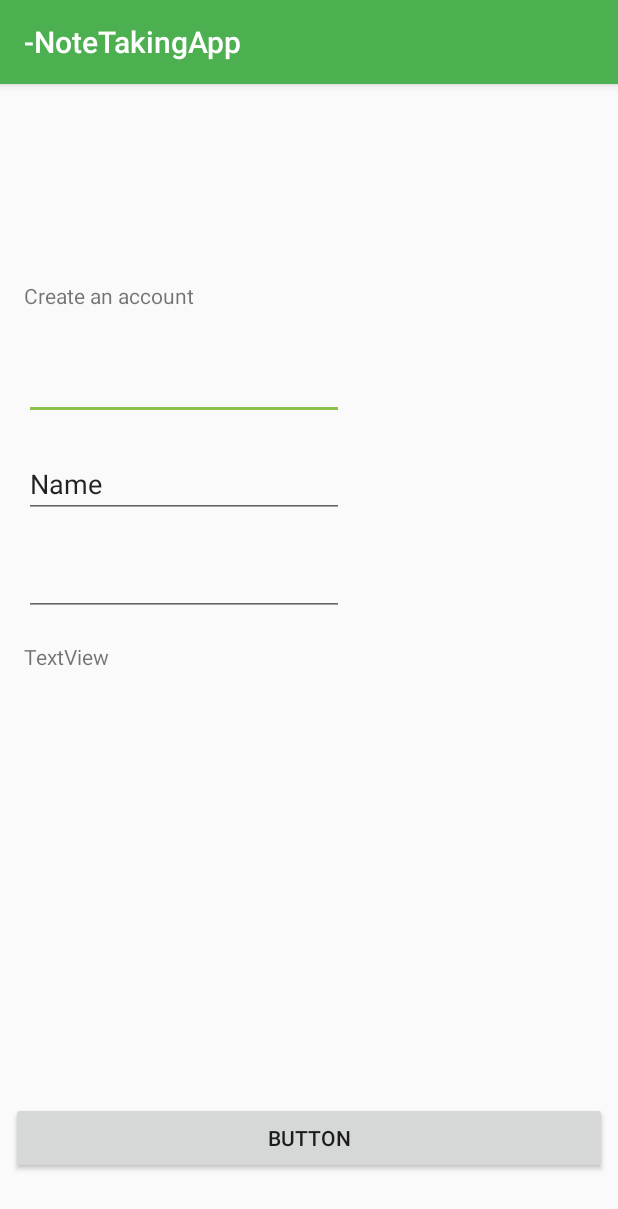
After one commit to tkNbgL/broccoli-noteTaking, an Android app: the SignupPage screen opened directly, with no data from a screen before it, on a phone screen of 412 x 824 dp. The commit adds this screen. Shown: the top 1209 px of the screen. Run offline under Robolectric (Android 15) with nearby library versions, the phone set to English and light mode, and no system bars.

Commit message:
creating of activities

```diff
--- a/app/build.gradle
+++ b/app/build.gradle
@@ -22,6 +22,7 @@ dependencies {
     implementation fileTree(dir: 'libs', include: ['*.jar'])
     implementation 'com.android.support:appcompat-v7:28.0.0'
     implementation 'com.android.support.constraint:constraint-layout:1.1.3'
+    implementation 'com.android.support:support-v4:28.0.0'
     testImplementation 'junit:junit:4.12'
     androidTestImplementation 'com.android.support.test:runner:1.0.2'
     androidTestImplementation 'com.android.support.test.espresso:espresso-core:3.0.2'
--- /dev/null
+++ b/app/src/main/java/com/tk/takenoteapp/SignupPage.java
@@ -0,0 +1,13 @@
+package com.tk.takenoteapp;
+
+import android.support.v7.app.AppCompatActivity;
+import android.os.Bundle;
+
+public class SignupPage extends AppCompatActivity {
+
+    @Override
+    protected void onCreate(Bundle savedInstanceState) {
+        super.onCreate(savedInstanceState);
+        setContentView(R.layout.activity_signup_page);
+    }
+}
--- /dev/null
+++ b/app/src/main/res/layout/activity_signup_page.xml
@@ -0,0 +1,74 @@
+<?xml version="1.0" encoding="utf-8"?>
+<android.support.constraint.ConstraintLayout xmlns:android="http://schemas.android.com/apk/res/android"
+    xmlns:app="http://schemas.android.com/apk/res-auto"
+    xmlns:tools="http://schemas.android.com/tools"
+    android:layout_width="match_parent"
+    android:layout_height="match_parent"
+    tools:context=".SignupPage">
+
+    <TextView
+        android:id="@+id/textView"
+        android:layout_width="wrap_content"
+        android:layout_height="wrap_content"
+        android:layout_marginStart="16dp"
+        android:layout_marginTop="131dp"
+        android:text="Create an account"
+        app:layout_constraintStart_toStartOf="parent"
+        app:layout_constraintTop_toTopOf="parent" />
+
+    <EditText
+        android:id="@+id/editText4"
+        android:layout_width="wrap_content"
+        android:layout_height="wrap_content"
+        android:layout_marginStart="16dp"
+        android:layout_marginTop="28dp"
+        android:ems="10"
+        android:inputType="textEmailAddress"
+        app:layout_constraintStart_toStartOf="parent"
+        app:layout_constraintTop_toBottomOf="@+id/textView" />
+
+    <EditText
+        android:id="@+id/editText5"
+        android:layout_width="wrap_content"
+        android:layout_height="wrap_content"
+        android:layout_marginStart="16dp"
+        android:layout_marginTop="20dp"
+        android:ems="10"
+        android:inputType="textPersonName"
+        android:text="Name"
+        app:layout_constraintStart_toStartOf="parent"
+        app:layout_constraintTop_toBottomOf="@+id/editText4" />
+
+    <EditText
+        android:id="@+id/editText6"
+        android:layout_width="wrap_content"
+        android:layout_height="wrap_content"
+        android:layout_marginStart="16dp"
+        android:layout_marginTop="20dp"
+        android:ems="10"
+        android:inputType="textPassword"
+        app:layout_constraintStart_toStartOf="parent"
+        app:layout_constraintTop_toBottomOf="@+id/editText5" />
+
+    <TextView
+        android:id="@+id/textView2"
+        android:layout_width="wrap_content"
+        android:layout_height="wrap_content"
+        android:layout_marginStart="16dp"
+        android:layout_marginTop="17dp"
+        android:text="TextView"
+        app:layout_constraintStart_toStartOf="parent"
+        app:layout_constraintTop_toBottomOf="@+id/editText6" />
+
+    <Button
+        android:id="@+id/button2"
+        android:layout_width="0dp"
+        android:layout_height="wrap_content"
+        android:layout_marginStart="7dp"
+        android:layout_marginEnd="7dp"
+        android:layout_marginBottom="41dp"
+        android:text="Button"
+        app:layout_constraintBottom_toBottomOf="parent"
+        app:layout_constraintEnd_toEndOf="parent"
+        app:layout_constraintStart_toStartOf="parent" />
+</android.support.constraint.ConstraintLayout>
--- a/app/src/main/res/values/colors.xml
+++ b/app/src/main/res/values/colors.xml
@@ -1,6 +1,11 @@
 <?xml version="1.0" encoding="utf-8"?>
 <resources>
-    <color name="colorPrimary">#008577</color>
-    <color name="colorPrimaryDark">#00574B</color>
-    <color name="colorAccent">#D81B60</color>
+<color name="colorPrimary">#4CAF50</color>
+<color name="colorPrimaryDark">#388E3C</color>
+<color name="primary_light">#C8E6C9</color>
+<color name="colorAccent">#8BC34A</color>
+<color name="primary_text">#212121</color>
+<color name="secondary_text">#757575</color>
+<color name="icons">#ffffff</color>
+<color name="divider">#BDBDBD</color>
 </resources>
--- a/app/src/main/res/values/strings.xml
+++ b/app/src/main/res/values/strings.xml
@@ -11,4 +11,7 @@
     <string name="record">Record</string>
     <string name="play">Play</string>
     <string name="delete">Delete</string>
+
+    <!-- TODO: Remove or change this placeholder text -->
+    <string name="hello_blank_fragment">Hello blank fragment</string>
 </resources>
```
Also changed, not shown: app/src/main/AndroidManifest.xml (+7 -1 lines), app/src/main/java/com/tk/takenoteapp/AfterLogMainPage.java (added, +13 -0 lines), app/src/main/java/com/tk/takenoteapp/BottomAppBar.java (added, +108 -0 lines), app/src/main/java/com/tk/takenoteapp/InboxPage.java (added, +13 -0 lines), app/src/main/java/com/tk/takenoteapp/LoginPage.java (added, +13 -0 lines), app/src/main/java/com/tk/takenoteapp/TagsPage.java (added, +13 -0 lines), app/src/main/java/com/tk/takenoteapp/WelcomePage.java (added, +13 -0 lines), app/src/main/res/layout/activity_after_log_main_page.xml (added, +9 -0 lines), app/src/main/res/layout/activity_inbox_page.xml (added, +9 -0 lines), app/src/main/res/layout/activity_login_page.xml (added, +43 -0 lines), app/src/main/res/layout/activity_tags_page.xml (added, +9 -0 lines), app/src/main/res/layout/activity_welcome_page.xml (added, +29 -0 lines), app/src/main/res/layout/fragment_bottom_app_bar.xml (added, +14 -0 lines).
